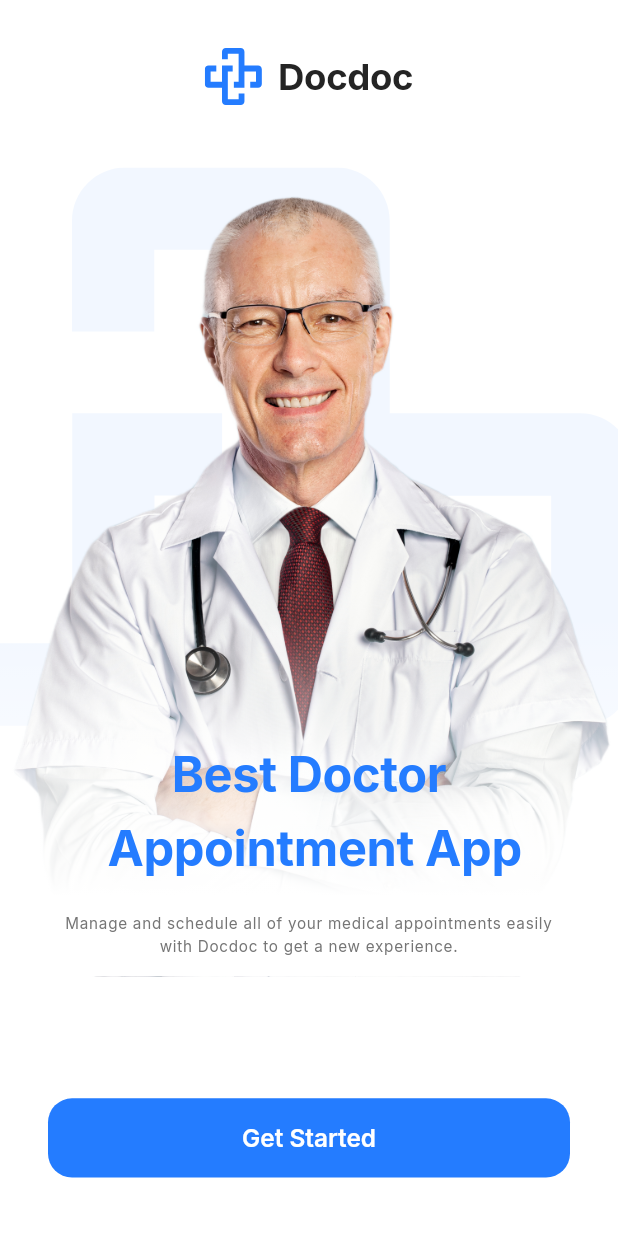
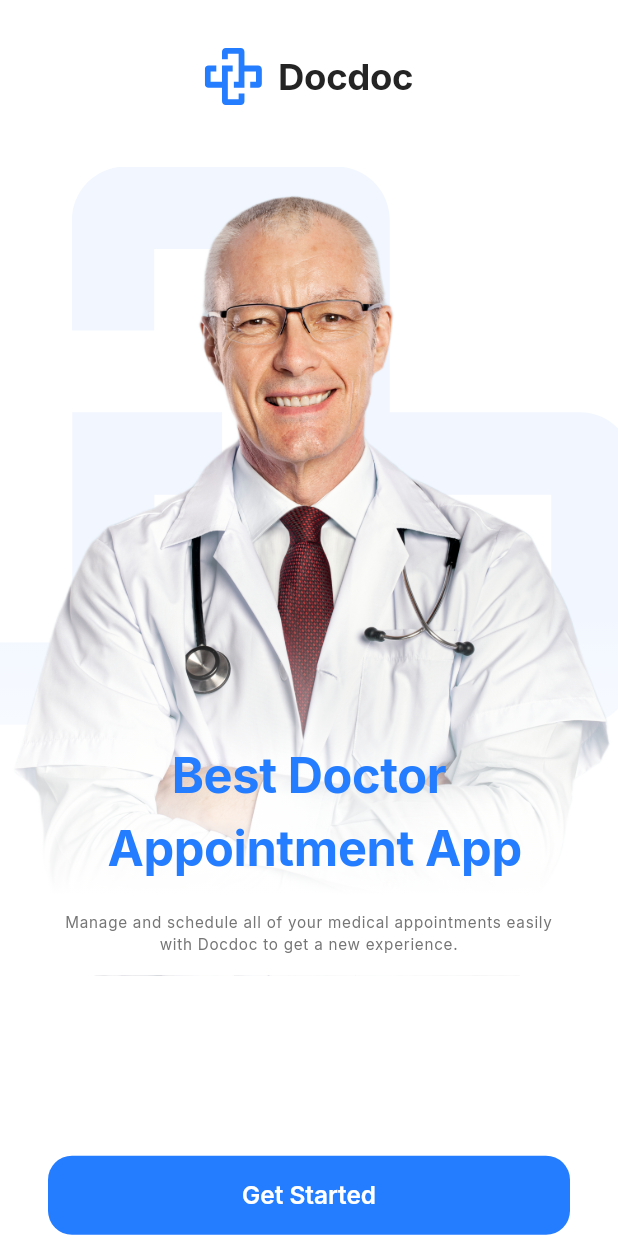
Before and after one commit to TarekLotfy30/doc_doc, a Flutter app: the screen it shows after launch, on a phone screen of 412 x 824 dp. Run offline on Flutter 3.47's test engine with Material 3 defaults, Android fonts, the phone set to English and light mode, and no system bars; our stand-ins replace easy_localization, flutter_screenutil, flutter_svg, get_it; project files that could hold a hidden picture were left out.

Commit message:
refactor(onboarding): ♻️ remove .h usage from onboarding screen
eliminate .h extensions from onboarding widgets for cleaner layout
update sizing to align with the new responsive structure
ensure layout consistency across all device breakpoints

```diff
--- a/lib/core/widgets/app_custom_text.dart
+++ b/lib/core/widgets/app_custom_text.dart
@@ -27,7 +27,7 @@ class CustomText extends StatelessWidget {
       style: textTheme?.copyWith(
         color: color,
         fontSize: fontSize?.sp,
-        height: height,
+        height: height?.h,
       ),
     );
   }
--- a/lib/features/onboarding/presentation/widgets/get_started_button.dart
+++ b/lib/features/onboarding/presentation/widgets/get_started_button.dart
@@ -11,7 +11,7 @@ class GetStartedButton extends StatelessWidget {
   Widget build(BuildContext context) {
     return ElevatedButton(
       onPressed: () async {
-        await AppNavigation.navigateToAndClearStack(
+        await AppNavigation.navigateTo(
           context,
           AppRoutesName.loginView,
         );
--- a/lib/features/onboarding/presentation/widgets/onboarding_title_and_description.dart
+++ b/lib/features/onboarding/presentation/widgets/onboarding_title_and_description.dart
@@ -21,7 +21,7 @@ class OnboardingTitleAndDescription extends StatelessWidget {
           color: context.colorScheme.primary,
           height: 1.5,
         ),
-        SizedBox(height: 18.h),
+        const SizedBox(height: 18),
         CustomText(
           data:
               'Manage and schedule all of your medical appointments easily with Docdoc to get a new experience.',
--- a/lib/features/onboarding/presentation/widgets/onboarding_view_body.dart
+++ b/lib/features/onboarding/presentation/widgets/onboarding_view_body.dart
@@ -21,7 +21,7 @@ class OnboardingViewBody extends StatelessWidget {
           child: Column(
             children: [
               const Hero(tag: 'DocDocLogoAndText', child: DocDocLogoAndText()),
-              SizedBox(height: 40.h),
+              const SizedBox(height: 40),
               Stack(
                 clipBehavior: Clip.none,
                 children: [
@@ -38,7 +38,7 @@ class OnboardingViewBody extends StatelessWidget {
                   ),
                 ],
               ),
-              SizedBox(height: 80.h),
+              const SizedBox(height: 120),
               const Padding(
                 padding: EdgeInsets.symmetric(horizontal: 32),
                 child: GetStartedButton(),
--- a/pubspec.yaml
+++ b/pubspec.yaml
@@ -33,6 +33,7 @@ dependencies:
   flutter_svg: ^2.2.2
   # UI library for responsive design
   flutter_screenutil: ^5.9.3
+  device_preview: ^1.3.1
 
 dev_dependencies:
   flutter_test:
```
Also changed, not shown: lib/features/auth/presentation/screens/login_screen.dart (+5 -6 lines), pubspec.lock.
